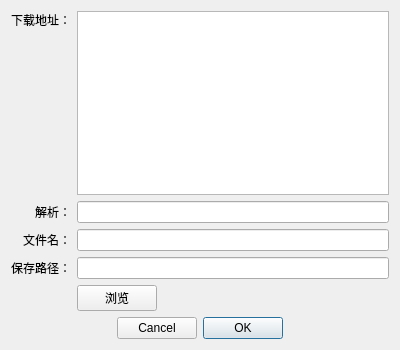
Qt form dialognew.ui (sonichy/HTYDown) before a commit.
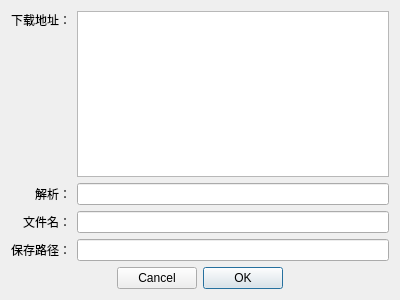
The same form after that commit.

Commit message: QLineEdit->addAction(QAction)代替QPushButton，更和谐

Patch:
```diff
--- a/dialognew.ui
+++ b/dialognew.ui
@@ -7,7 +7,7 @@
     <x>0</x>
     <y>0</y>
     <width>400</width>
-    <height>350</height>
+    <height>300</height>
    </rect>
   </property>
   <property name="sizePolicy">
@@ -58,22 +58,6 @@
      <item row="2" column="2">
       <widget class="QLineEdit" name="lineEditFilename"/>
      </item>
-     <item row="5" column="2">
-      <widget class="QPushButton" name="btnBrowse">
-       <property name="sizePolicy">
-        <sizepolicy hsizetype="Fixed" vsizetype="Fixed">
-         <horstretch>0</horstretch>
-         <verstretch>0</verstretch>
-        </sizepolicy>
-       </property>
-       <property name="focusPolicy">
-        <enum>Qt::NoFocus</enum>
-       </property>
-       <property name="text">
-        <string>浏览</string>
-       </property>
-      </widget>
-     </item>
      <item row="1" column="2">
       <widget class="QLineEdit" name="lineEditDecode">
        <property name="readOnly">
```
The commit also changes 4 other files.
